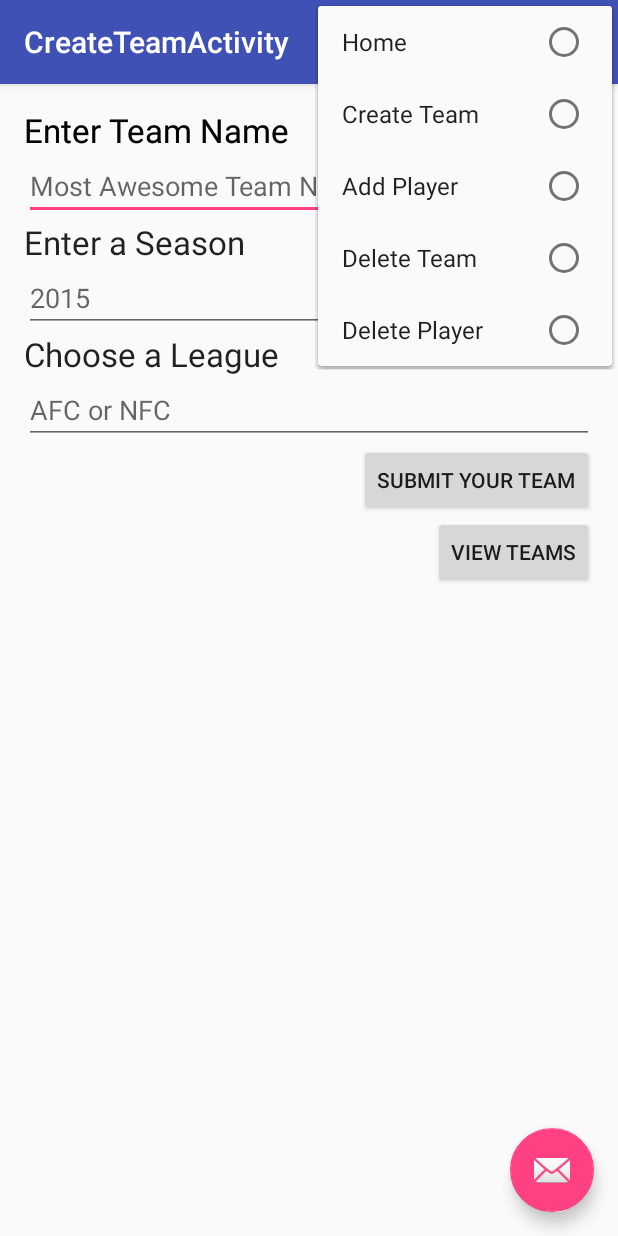
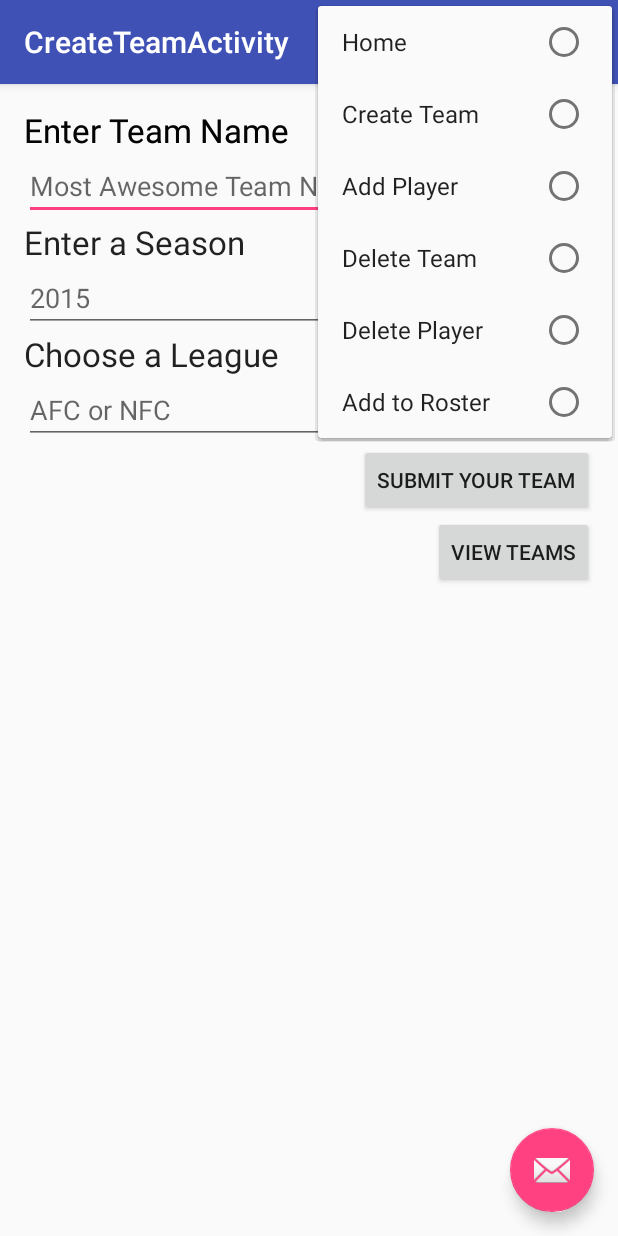
Before and after one commit to tommil121/FantasyFootballTeams, an Android app: the CreateTeamActivity screen opened directly, with no data from a screen before it, with the options menu open, on a phone screen of 412 x 824 dp. Run offline under Robolectric (Android 15) with nearby library versions, the phone set to English and light mode, and no system bars.

Commit message:
I added the add to roster page to the menu on the main activity

```diff
--- a/app/src/main/java/com/example/tom/fantasyfootballteams/MainActivity.java
+++ b/app/src/main/java/com/example/tom/fantasyfootballteams/MainActivity.java
@@ -90,6 +90,12 @@ public class MainActivity extends AppCompatActivity {
                 startActivity(intent);
 
                 return true;
+            case R.id.menu_add_to_roster:
+
+                intent = new Intent(this, add_to_roster.class);
+                startActivity(intent);
+
+                return true;
 
         }
 
--- a/app/src/main/res/menu/menu_main.xml
+++ b/app/src/main/res/menu/menu_main.xml
@@ -23,5 +23,9 @@
             android:orderInCategory="5"
             app:showAsAction="never"
             android:title="Delete Player"/>
+        <item android:id="@+id/menu_add_to_roster"
+            android:orderInCategory="6"
+            app:showAsAction="never"
+            android:title="Add to Roster"/>
     </group>
 </menu>
```
